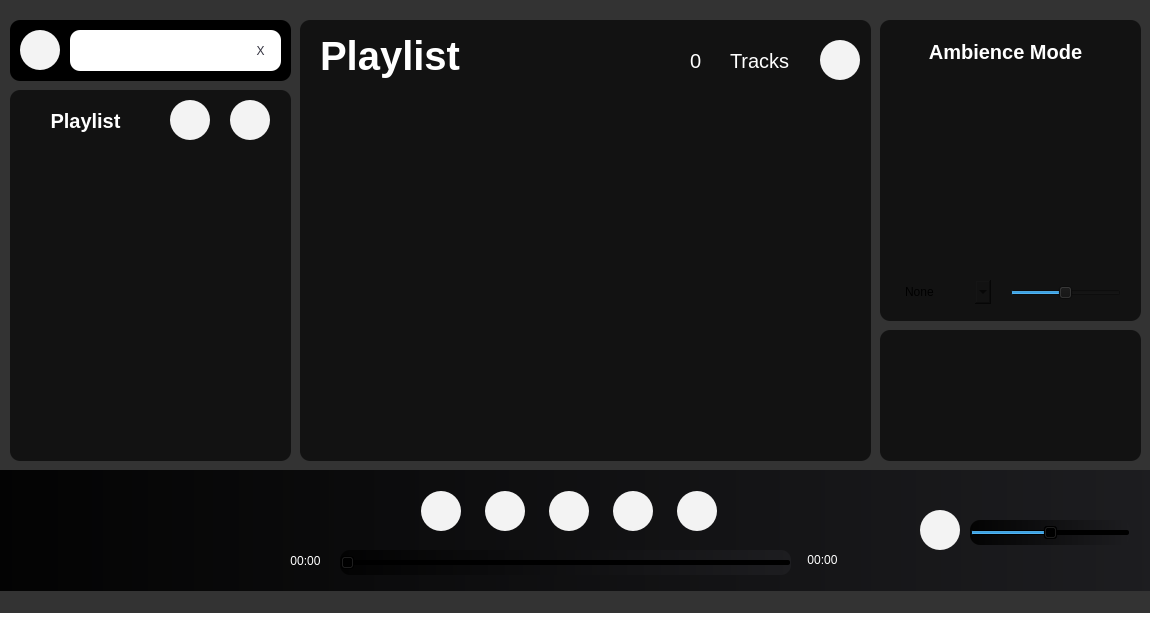
This is forms/mainwindow.ui in whatdislol/Symmo as Qt 5 draws it before an edit. The edited form follows.
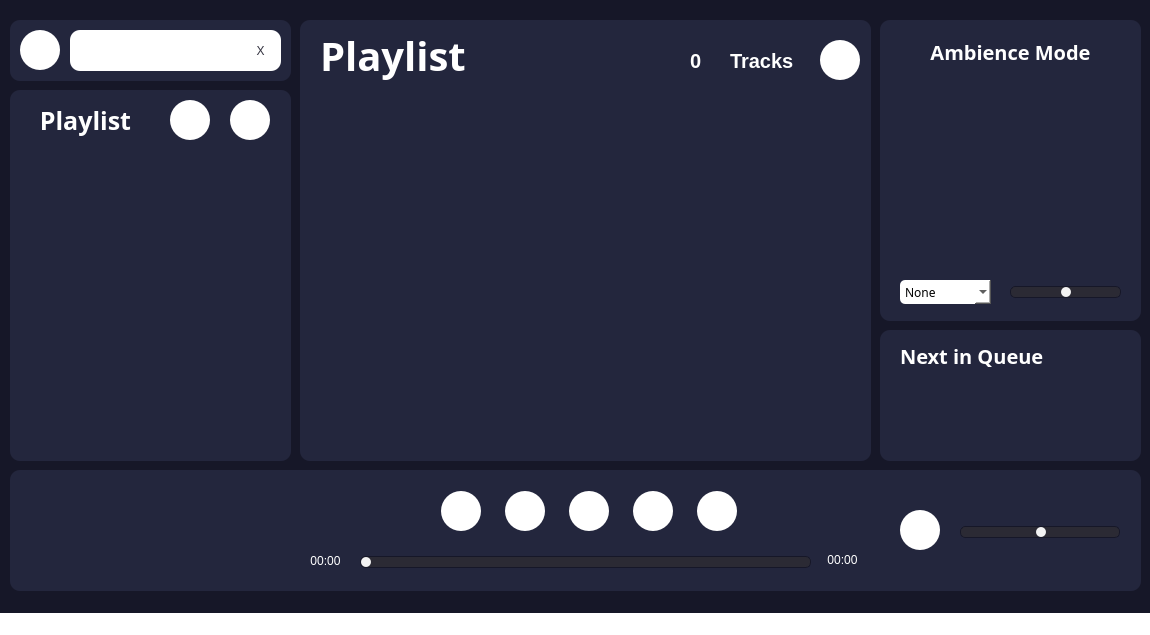
This is the edited form.

Commit message: update ui, change colors and fonts

```diff
--- a/forms/mainwindow.ui
+++ b/forms/mainwindow.ui
@@ -21,20 +21,21 @@
     <string>&lt;html&gt;&lt;head/&gt;&lt;body&gt;&lt;p&gt;&lt;br/&gt;&lt;/p&gt;&lt;/body&gt;&lt;/html&gt;</string>
    </property>
    <property name="styleSheet">
-    <string notr="true">background: #333333;</string>
+    <string notr="true">background-color: #161728;</string>
    </property>
    <widget class="QFrame" name="frame_AudioControl">
     <property name="geometry">
      <rect>
-      <x>-10</x>
+      <x>10</x>
       <y>470</y>
-      <width>1171</width>
+      <width>1131</width>
       <height>121</height>
      </rect>
     </property>
     <property name="styleSheet">
-     <string notr="true">background: qlineargradient(spread:pad, x1:0, y1:0, x2:1, y2:0, stop:0 rgba(3, 3, 3, 255), stop:1 rgba(29, 29, 32, 255));
-border-radius: 10px;</string>
+     <string notr="true">background-color: #23263D;
+border-radius: 10px;
+					</string>
     </property>
     <property name="frameShape">
      <enum>QFrame::StyledPanel</enum>
@@ -61,10 +62,10 @@
       <string notr="true">
 							QPushButton {
 							border: none;
-							border-radius: 20px;
-							background-color: #F3F3F3;
+							border-radius: 20px; /* Adjust the border-radius for a smaller circle */
+							background-color: #FFFFFF;
 							color: rgb(52, 51, 64);
-							min-width: 40px;
+							min-width: 40px;    /* Adjust the size of the button */
 							max-width: 40px;
 							min-height: 40px;
 							max-height: 40px;
@@ -96,7 +97,7 @@
 							QPushButton {
 							border: none;
 							border-radius: 20px; /* Adjust the border-radius for a smaller circle */
-							background-color: #F3F3F3;
+							background-color: #FFFFFF;
 							color: rgb(52, 51, 64);
 							min-width: 40px;    /* Adjust the size of the button */
 							max-width: 40px;
@@ -130,7 +131,7 @@
 							QPushButton {
 							border: none;
 							border-radius: 20px; /* Adjust the border-radius for a smaller circle */
-							background-color: #F3F3F3;
+							background-color: #FFFFFF;
 							color: rgb(52, 51, 64);
 							min-width: 40px;    /* Adjust the size of the button */
 							max-width: 40px;
@@ -164,7 +165,7 @@
 							QPushButton {
 							border: none;
 							border-radius: 20px; /* Adjust the border-radius for a smaller circle */
-							background-color: #F3F3F3;
+							background-color: #FFFFFF;
 							color: rgb(52, 51, 64);
 							min-width: 40px;    /* Adjust the size of the button */
 							max-width: 40px;
@@ -198,7 +199,7 @@
 							QPushButton {
 							border: none;
 							border-radius: 20px; /* Adjust the border-radius for a smaller circle */
-							background-color: #F3F3F3;
+							background-color: #FFFFFF;
 							color: rgb(52, 51, 64);
 							min-width: 40px;    /* Adjust the size of the button */
 							max-width: 40px;
@@ -215,7 +216,7 @@
     <widget class="QPushButton" name="toggleButton_Mute">
      <property name="geometry">
       <rect>
-       <x>930</x>
+       <x>890</x>
        <y>40</y>
        <width>40</width>
        <height>40</height>
@@ -232,7 +233,7 @@
 							QPushButton {
 							border: none;
 							border-radius: 20px; /* Adjust the border-radius for a smaller circle */
-							background-color: #F3F3F3;
+							background-color: #FFFFFF;
 							color: rgb(52, 51, 64);
 							min-width: 40px;    /* Adjust the size of the button */
 							max-width: 40px;
@@ -249,30 +250,28 @@
     <widget class="QSlider" name="slider_SongVolume">
      <property name="geometry">
       <rect>
-       <x>980</x>
+       <x>950</x>
        <y>50</y>
        <width>160</width>
        <height>25</height>
       </rect>
      </property>
      <property name="styleSheet">
-      <string notr="true">
-QSlider::groove:horizontal {
-    border: none;
+      <string notr="true">QSlider::groove:horizontal {
+    border: 1px solid #161728;
     background: transparent;
-    background-color: #4D4D4D;
+    background-color: #2B2A34;
     height: 10px;
     border-radius: 5px;
 }
 
 QSlider::handle:horizontal {
-    border: none;
     background-color: #F3F3F3;
-    width: 10px;
-    height: 10px;
-    border-radius: 5px; 
-};
-    background: transparent;</string>
+    width: 10px; /* Adjust the width of the handle to be smaller */
+    height: 10px; /* Match the height of the groove */
+    border: none; /* Make the border transparent */
+    border-radius: 5px; /* Match the border radius of the groove */
+}</string>
      </property>
      <property name="value">
       <number>50</number>
@@ -291,23 +290,21 @@
       </rect>
      </property>
      <property name="styleSheet">
-      <string notr="true">
-QSlider::groove:horizontal {
-    border: none;
+      <string notr="true">QSlider::groove:horizontal {
+    border: 1px solid #161728;
     background: transparent;
-    background-color: #4D4D4D;
+    background-color: #2B2A34;
     height: 10px;
     border-radius: 5px;
 }
 
 QSlider::handle:horizontal {
-    border: none;
     background-color: #F3F3F3;
     width: 10px;
     height: 10px;
-    border-radius: 5px; 
-};
-    background: transparent;</string>
+    border: none;
+    border-radius: 5px;
+}</string>
      </property>
      <property name="orientation">
       <enum>Qt::Horizontal</enum>
@@ -323,8 +320,7 @@
       </rect>
      </property>
      <property name="styleSheet">
-      <string notr="true">color: rgb(255,255,255);
-background: transparent;</string>
+      <string notr="true">color: rgb(255,255,255);</string>
      </property>
      <property name="text">
       <string>00:00</string>
@@ -343,8 +339,7 @@
       </rect>
      </property>
      <property name="styleSheet">
-      <string notr="true">color: rgb(255,255,255);
-background: transparent;</string>
+      <string notr="true">color: rgb(255,255,255);</string>
      </property>
      <property name="text">
       <string>00:00</string>
@@ -356,27 +351,30 @@
     <widget class="QLabel" name="label_fileName">
      <property name="geometry">
       <rect>
-       <x>20</x>
+       <x>40</x>
        <y>50</y>
-       <width>271</width>
+       <width>231</width>
        <height>20</height>
       </rect>
      </property>
      <property name="font">
       <font>
        <family>STHeiti</family>
+       <italic>false</italic>
+       <bold>true</bold>
       </font>
      </property>
      <property name="styleSheet">
-      <string notr="true">color: rgb(255,255,255);
- background: transparent;
-    color: white;</string>
+      <string notr="true">
+							color: rgb(255,255,255);
+							font: bold Gotham;
+						</string>
      </property>
      <property name="text">
       <string/>
      </property>
      <property name="alignment">
-      <set>Qt::AlignCenter</set>
+      <set>Qt::AlignLeading|Qt::AlignLeft|Qt::AlignVCenter</set>
      </property>
     </widget>
     <zorder>toggleButton_PlayPause</zorder>
@@ -401,10 +399,8 @@
      </rect>
     </property>
     <property name="styleSheet">
-     <string notr="true">
-background: #121212;
-
-						border-radius: 10px;
+     <string notr="true">background-color: #23263D;
+border-radius: 10px;
 					</string>
     </property>
     <property name="frameShape">
@@ -416,16 +412,17 @@
     <widget class="QLabel" name="label_Ambience">
      <property name="geometry">
       <rect>
-       <x>20</x>
+       <x>40</x>
        <y>20</y>
-       <width>211</width>
+       <width>181</width>
        <height>24</height>
       </rect>
      </property>
      <property name="font">
       <font>
-       <family>Segoe UI</family>
+       <family>Gotham</family>
        <pointsize>-1</pointsize>
+       <italic>false</italic>
        <bold>true</bold>
       </font>
      </property>
@@ -433,6 +430,7 @@
       <string notr="true">
 							font-size: 20px;
 							color: rgb(255,255,255);
+							font: bold Gotham;
 						</string>
      </property>
      <property name="text">
@@ -452,9 +450,10 @@
       </rect>
      </property>
      <property name="styleSheet">
-      <string notr="true">background-color: &quot;light gray&quot;;
+      <string notr="true">background-color: #FFFFFF;
 border-radius: 5px;
-</string>
+font: regular Gotham;
+						</string>
      </property>
      <item>
       <property name="text">
@@ -482,23 +481,21 @@
       </rect>
      </property>
      <property name="styleSheet">
-      <string notr="true">
-QSlider::groove:horizontal {
-    border: none;
+      <string notr="true">QSlider::groove:horizontal {
+    border: 1px solid #161728;
     background: transparent;
-    background-color: #4D4D4D;
+    background-color: #2B2A34;
     height: 10px;
     border-radius: 5px;
 }
 
 QSlider::handle:horizontal {
-    border: none;
     background-color: #F3F3F3;
-    width: 10px;
-    height: 10px;
-    border-radius: 5px; 
-};
-    background: transparent;</string>
+    width: 10px; /* Adjust the width of the handle to be smaller */
+    height: 10px; /* Match the height of the groove */
+    border: none; /* Make the border transparent */
+    border-radius: 5px; /* Match the border radius of the groove */
+}</string>
      </property>
      <property name="value">
       <number>50</number>
@@ -531,10 +528,9 @@
      </rect>
     </property>
     <property name="styleSheet">
-     <string notr="true">background-color: #1D1D20;
+     <string notr="true">background-color: #23263D;
 border-radius: 10px;
-background: #121212;
-</string>
+					</string>
     </property>
     <property name="frameShape">
      <enum>QFrame::StyledPanel</enum>
@@ -545,24 +541,25 @@
     <widget class="QListWidget" name="listWidget_SongsInPlaylist">
      <property name="geometry">
       <rect>
-       <x>40</x>
+       <x>20</x>
        <y>80</y>
-       <width>491</width>
+       <width>531</width>
        <height>341</height>
       </rect>
      </property>
      <property name="font">
       <font>
+       <family>Gotham</family>
        <pointsize>-1</pointsize>
        <italic>false</italic>
        <bold>false</bold>
       </font>
      </property>
      <property name="styleSheet">
-      <string notr="true">font: 17px;
+      <string notr="true">font: 14px;
 color: rgb(255, 255, 255);
-border:none;
-background: transparent;</string>
+font: regular Gotham;
+						</string>
      </property>
      <property name="spacing">
       <number>4</number>
@@ -588,7 +585,7 @@
 							QPushButton {
 							border: none;
 							border-radius: 20px; /* Adjust the border-radius for a smaller circle */
-							background-color: #F3F3F3;
+							background-color: #FFFFFF;
 							color: rgb(52, 51, 64);
 							min-width: 40px;    /* Adjust the size of the button */
 							max-width: 40px;
@@ -613,8 +610,9 @@
      </property>
      <property name="font">
       <font>
-       <family>Segoe UI</family>
+       <family>STHeiti</family>
        <pointsize>-1</pointsize>
+       <italic>false</italic>
        <bold>true</bold>
       </font>
      </property>
@@ -622,8 +620,7 @@
       <string notr="true">
 							font-size: 40px;
 							color: rgb(255,255,255);
-border:none;
-background: transparent;
+							font: bold Gotham
 						</string>
      </property>
      <property name="text">
@@ -643,8 +640,7 @@
       <string notr="true">
 							font-size: 20px;
 							color: rgb(255, 255, 255);
-border:none;
-background: transparent;
+							font: bold Gotham;
 						</string>
      </property>
      <property name="text">
@@ -660,17 +656,12 @@
        <height>41</height>
       </rect>
      </property>
-     <property name="font">
-      <font>
-       <pointsize>-1</pointsize>
-      </font>
-     </property>
      <property name="styleSheet">
       <string notr="true">
 							font-size: 20px;
 							color: rgb(255, 255, 255);
-border:none;
-background: transparent;
+							font: bold Gotham;
+
 						</string>
      </property>
      <property name="text">
@@ -688,11 +679,8 @@
      </rect>
     </property>
     <property name="styleSheet">
-     <string notr="true">
-						background-color: #1D1D20;
-						border-radius: 10px;
-background:black;
-
+     <string notr="true">background-color: #23263D;
+border-radius: 10px;
 					</string>
     </property>
     <property name="frameShape">
@@ -721,7 +709,7 @@
 							QPushButton {
 							border: none;
 							border-radius: 20px; /* Adjust the border-radius for a smaller circle */
-							background-color: #F3F3F3;
+							background-color: #FFFFFF;
 							color: rgb(52, 51, 64);
 							min-width: 40px;    /* Adjust the size of the button */
 							max-width: 40px;
@@ -805,9 +793,9 @@
      </rect>
     </property>
     <property name="styleSheet">
-     <string notr="true">background: #121212;
+     <string notr="true">background-color: #23263D;
 border-radius: 10px;
-</string>
+					</string>
     </property>
     <property name="frameShape">
      <enum>QFrame::StyledPanel</enum>
@@ -826,17 +814,17 @@
      </property>
      <property name="font">
       <font>
-       <family>Segoe UI</family>
+       <family>STHeiti</family>
        <pointsize>-1</pointsize>
+       <italic>false</italic>
        <bold>true</bold>
       </font>
      </property>
      <property name="styleSheet">
       <string notr="true">
-							font-size: 20px;
+							font-size: 25px;
 							color: rgb(255, 255, 255);
-border:none;
-background: transparent;
+							font: bold Gotham
 
 						</string>
      </property>
@@ -867,7 +855,7 @@
 							QPushButton {
 							border: none;
 							border-radius: 20px; /* Adjust the border-radius for a smaller circle */
-							background-color: #F3F3F3;
+							background-color: #FFFFFF;
 							color: rgb(52, 51, 64);
 							min-width: 40px;    /* Adjust the size of the button */
 							max-width: 40px;
@@ -892,19 +880,20 @@
      </property>
      <property name="font">
       <font>
+       <family>Gotham</family>
        <pointsize>-1</pointsize>
        <italic>false</italic>
        <bold>false</bold>
       </font>
      </property>
      <property name="styleSheet">
-      <string notr="true">font: 17px;
+      <string notr="true">font: 18px;
 color: rgb(255, 255, 255);
-border:none;
-background: transparent;</string>
+font: regular Gotham;
+						</string>
      </property>
      <property name="spacing">
-      <number>4</number>
+      <number>2</number>
      </property>
     </widget>
     <widget class="QPushButton" name="pushButton_ViewAllSongs">
@@ -927,7 +916,7 @@
 							QPushButton {
 							border: none;
 							border-radius: 20px; /* Adjust the border-radius for a smaller circle */
-							background-color: #F3F3F3;
+							background-color: #FFFFFF;
 							color: rgb(52, 51, 64);
 							min-width: 40px;    /* Adjust the size of the button */
 							max-width: 40px;
@@ -952,8 +941,9 @@
      </rect>
     </property>
     <property name="styleSheet">
-     <string notr="true">background: #121212;
-border-radius: 10px;</string>
+     <string notr="true">background-color: #23263D;
+border-radius: 10px;
+					</string>
     </property>
     <property name="frameShape">
      <enum>QFrame::StyledPanel</enum>
@@ -961,6 +951,66 @@
     <property name="frameShadow">
      <enum>QFrame::Raised</enum>
     </property>
+    <widget class="QLabel" name="label_NextInQueue">
+     <property name="geometry">
+      <rect>
+       <x>20</x>
+       <y>10</y>
+       <width>151</width>
+       <height>31</height>
+      </rect>
+     </property>
+     <property name="font">
+      <font>
+       <family>Gotham</family>
+       <pointsize>-1</pointsize>
+       <italic>false</italic>
+       <bold>true</bold>
+      </font>
+     </property>
+     <property name="styleSheet">
+      <string notr="true">
+							font-size: 20px;
+							color: rgb(255,255,255);
+							font: bold Gotham;
+						</string>
+     </property>
+     <property name="text">
+      <string>Next in Queue</string>
+     </property>
+     <property name="alignment">
+      <set>Qt::AlignLeading|Qt::AlignLeft|Qt::AlignVCenter</set>
+     </property>
+    </widget>
+    <widget class="QLabel" name="label_nextFileName">
+     <property name="geometry">
+      <rect>
+       <x>30</x>
+       <y>70</y>
+       <width>211</width>
+       <height>20</height>
+      </rect>
+     </property>
+     <property name="font">
+      <font>
+       <family>STHeiti</family>
+       <italic>false</italic>
+       <bold>true</bold>
+      </font>
+     </property>
+     <property name="styleSheet">
+      <string notr="true">
+							color: rgb(255,255,255);
+							font: bold Gotham;
+						</string>
+     </property>
+     <property name="text">
+      <string/>
+     </property>
+     <property name="alignment">
+      <set>Qt::AlignLeading|Qt::AlignLeft|Qt::AlignVCenter</set>
+     </property>
+    </widget>
    </widget>
   </widget>
   <widget class="QStatusBar" name="statusbar"/>
```
Left out of the diff: 18 changed lines with no effect on the pictures.
